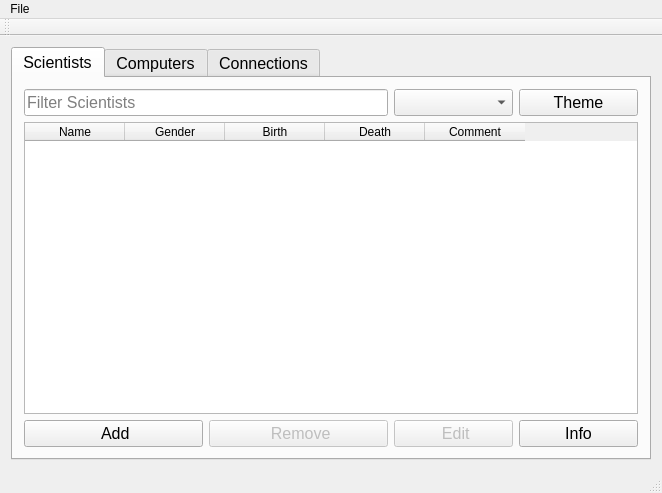
This is mainwindow.ui in ManiSigt/Verklegt-nams as Qt 5 draws it before an edit. The edited form follows.
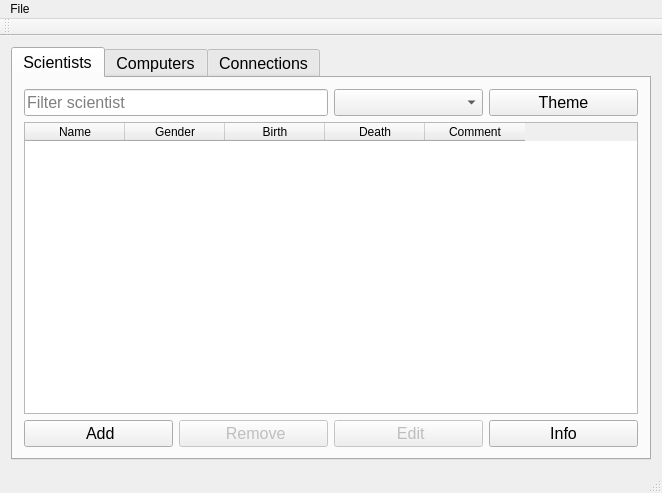
This is the edited form. Icons and pictures are not drawn.

Commit message: laga dialog og villutjekk fyrir remove connection

```diff
--- a/mainwindow.ui
+++ b/mainwindow.ui
@@ -37,7 +37,30 @@
         <string>Scientists</string>
        </attribute>
        <layout class="QGridLayout" name="gridLayout">
-        <item row="4" column="0" colspan="4">
+        <item row="0" column="0" colspan="2">
+         <widget class="QLineEdit" name="input_scientist">
+          <property name="text">
+           <string/>
+          </property>
+          <property name="frame">
+           <bool>true</bool>
+          </property>
+          <property name="placeholderText">
+           <string>Filter scientist</string>
+          </property>
+         </widget>
+        </item>
+        <item row="0" column="2">
+         <widget class="QComboBox" name="dropdown_scientist"/>
+        </item>
+        <item row="0" column="3">
+         <widget class="QPushButton" name="button_scientist_theme">
+          <property name="text">
+           <string>Theme</string>
+          </property>
+         </widget>
+        </item>
+        <item row="1" column="0" colspan="4">
          <widget class="QTableWidget" name="table_scientist">
           <property name="font">
            <font>
@@ -80,54 +103,14 @@
           </column>
          </widget>
         </item>
-        <item row="2" column="3">
-         <widget class="QPushButton" name="button_scientist_theme">
-          <property name="text">
-           <string>Theme</string>
-          </property>
-         </widget>
-        </item>
-        <item row="2" column="0" colspan="2">
-         <widget class="QLineEdit" name="input_scientist">
-          <property name="minimumSize">
-           <size>
-            <width>364</width>
-            <height>0</height>
-           </size>
-          </property>
-          <property name="placeholderText">
-           <string>Filter Scientists</string>
-          </property>
-         </widget>
-        </item>
-        <item row="2" column="2">
-         <widget class="QComboBox" name="dropdown_scientist"/>
-        </item>
-        <item row="5" column="0">
+        <item row="2" column="0">
          <widget class="QPushButton" name="button_scientist_add">
           <property name="text">
            <string> Add</string>
           </property>
          </widget>
         </item>
-        <item row="5" column="3">
-         <widget class="QPushButton" name="button_scientist_info">
-          <property name="text">
-           <string>Info</string>
-          </property>
-         </widget>
-        </item>
-        <item row="5" column="2">
-         <widget class="QPushButton" name="button_scientist_edit">
-          <property name="enabled">
-           <bool>false</bool>
-          </property>
-          <property name="text">
-           <string> Edit</string>
-          </property>
-         </widget>
-        </item>
-        <item row="5" column="1">
+        <item row="2" column="1">
          <widget class="QPushButton" name="button_scientist_remove">
           <property name="enabled">
            <bool>false</bool>
@@ -137,6 +120,23 @@
           </property>
          </widget>
         </item>
+        <item row="2" column="2">
+         <widget class="QPushButton" name="button_scientist_edit">
+          <property name="enabled">
+           <bool>false</bool>
+          </property>
+          <property name="text">
+           <string> Edit</string>
+          </property>
+         </widget>
+        </item>
+        <item row="2" column="3">
+         <widget class="QPushButton" name="button_scientist_info">
+          <property name="text">
+           <string>Info</string>
+          </property>
+         </widget>
+        </item>
        </layout>
       </widget>
       <widget class="QWidget" name="tab_2">
```
Left out of the diff: 3 changed lines with no effect on the pictures. The commit also changes 1 other file.
